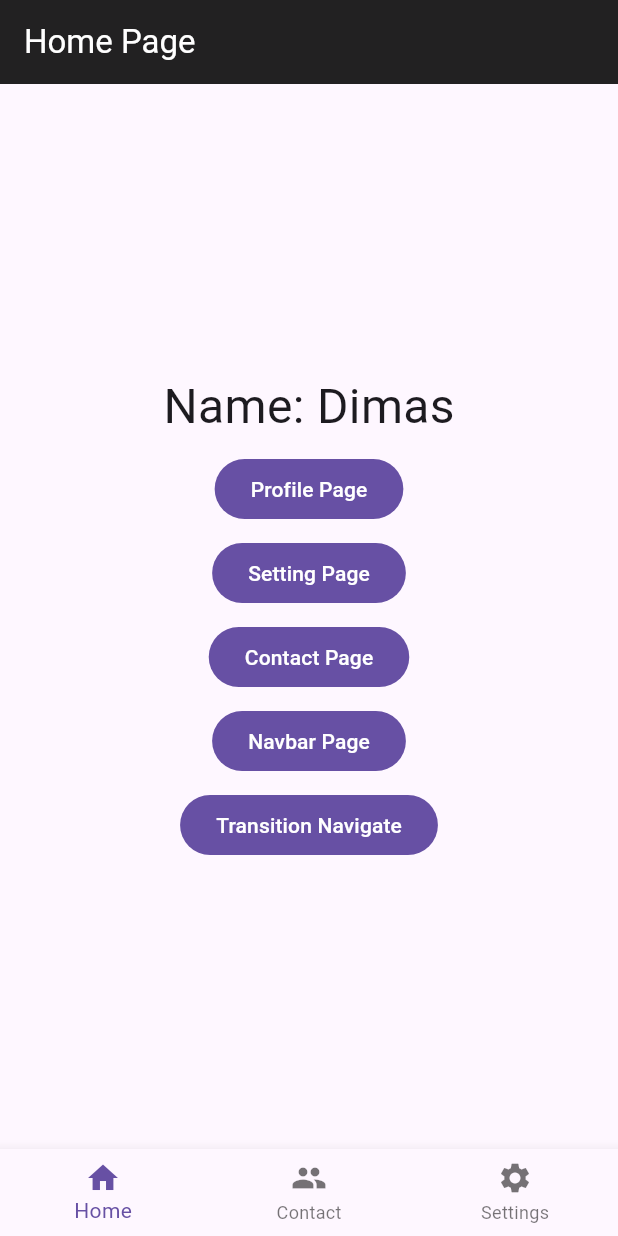
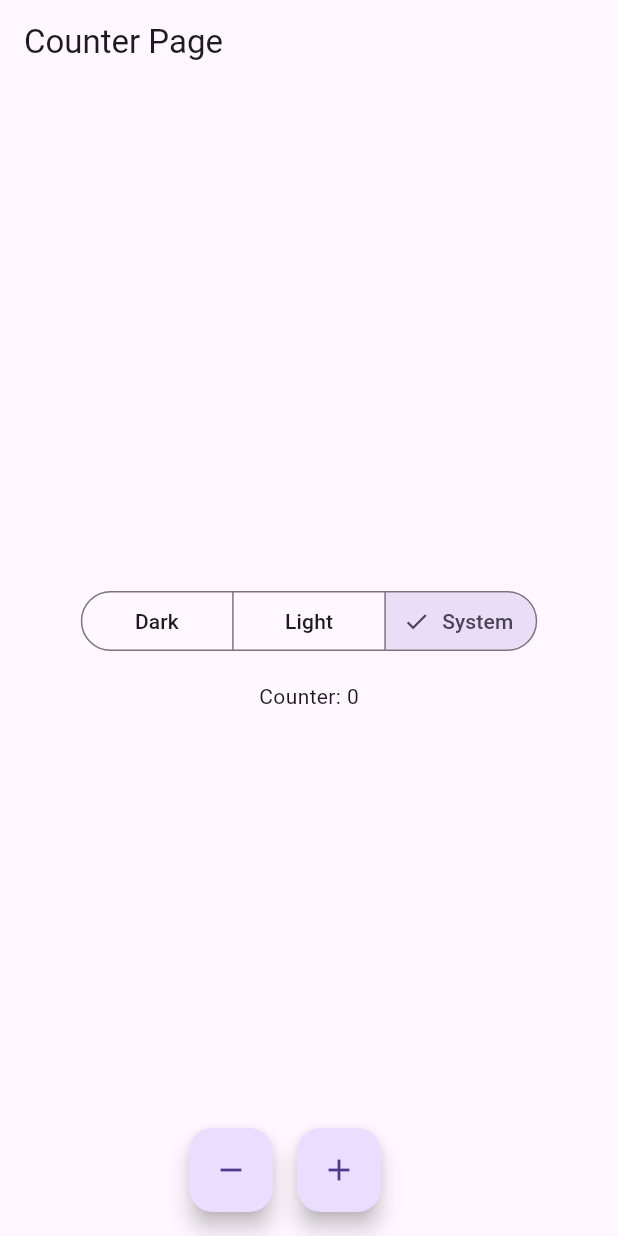
Before and after one commit to nixuiui/flutter_batch_4, a Flutter app: the screen it shows after launch, on a phone screen of 412 x 824 dp. Run offline on Flutter 3.47's test engine with Material 3 defaults, Android fonts, the phone set to English and light mode, and no system bars; our stand-ins replace equatable, flutter_bloc.

Commit message:
feat: using bloc state management

```diff
--- a/lib/main.dart
+++ b/lib/main.dart
@@ -1,4 +1,7 @@
 import 'package:flutter/material.dart';
+import 'package:flutter_batch_4/pages/day6/cubit/setting_cubit.dart';
+import 'package:flutter_batch_4/pages/day6/cubit/setting_state.dart';
+import 'package:flutter_bloc/flutter_bloc.dart';
 
 import 'utils/routes.dart';
 
@@ -11,24 +14,26 @@ class MyApp extends StatelessWidget {
 
   @override
   Widget build(BuildContext context) {
+    return BlocProvider(
+      create: (context) => SettingCubit(),
+      child: BlocBuilder<SettingCubit, SettingState>(
+        builder: (context, state) {
           return MaterialApp(
             title: 'Flutter Demo',
-      themeMode: ThemeMode.dark,
+            themeMode: state.themeMode,
             theme: ThemeData(
+              brightness: Brightness.light,
               useMaterial3: true,
-        appBarTheme: AppBarTheme(
-          backgroundColor: Colors.yellow,
-        )
             ),
             darkTheme: ThemeData(
+              brightness: Brightness.dark,
               useMaterial3: true,
-        appBarTheme: AppBarTheme(
-          backgroundColor: Colors.black87,
-          foregroundColor: Colors.white
-        )
             ),
             routes: routes,
-      initialRoute: AppRoutes.navbar,
+            initialRoute: AppRoutes.counter,
+          );
+        }
+      ),
     );
   }
 }
--- /dev/null
+++ b/lib/pages/day6/counter_page.dart
@@ -0,0 +1,95 @@
+import 'package:flutter/material.dart';
+import 'package:flutter_batch_4/pages/day6/cubit/counter_cubit.dart';
+import 'package:flutter_batch_4/pages/day6/cubit/counter_state.dart';
+import 'package:flutter_batch_4/pages/day6/cubit/setting_cubit.dart';
+import 'package:flutter_batch_4/pages/day6/cubit/setting_state.dart';
+import 'package:flutter_bloc/flutter_bloc.dart';
+
+class CounterPage extends StatefulWidget {
+  const CounterPage({super.key});
+
+  @override
+  State<CounterPage> createState() => _CounterPageState();
+}
+
+class _CounterPageState extends State<CounterPage> {
+
+  final cubit = CounterCubit();
+
+  @override
+  Widget build(BuildContext context) {
+    return Scaffold(
+      appBar: AppBar(
+        title: Text("Counter Page"),
+      ),
+      body: Center(
+        child: Column(
+          mainAxisAlignment: MainAxisAlignment.center,
+          spacing: 16,
+          children: [
+            BlocBuilder<SettingCubit, SettingState>(
+              builder: (context, state) {
+                final settingCubit = context.read<SettingCubit>();
+                return SegmentedButton<ThemeMode>(
+                  segments: [
+                    ButtonSegment<ThemeMode>(
+                      value: ThemeMode.dark,
+                      label: Text("Dark")
+                    ),
+                    ButtonSegment<ThemeMode>(
+                      value: ThemeMode.light,
+                      label: Text("Light")
+                    ),
+                    ButtonSegment<ThemeMode>(
+                      value: ThemeMode.system,
+                      label: Text("System")
+                    ),
+                  ],
+                  selected: {state.themeMode ?? ThemeMode.system},
+                  onSelectionChanged: (v) => settingCubit.setThemeMode(v.first),
+                );
+              }
+            ),
+            BlocBuilder<CounterCubit, CounterState>(
+              bloc: cubit,
+              buildWhen: (p, c) => p.counter != c.counter,
+              builder: (context, state) {
+                return Text(
+                  "Counter: ${state.counter}"
+                );
+              }
+            ),
+            BlocBuilder<CounterCubit, CounterState>(
+              bloc: cubit,
+              buildWhen: (p, c) => p.loading != c.loading,
+              builder: (context, state) {
+                if(state.loading) {
+                  return SizedBox(
+                    width: 20,
+                    height: 20,
+                    child: CircularProgressIndicator()
+                  );
+                }
+                return SizedBox.shrink();
+              }
+            ),
+          ],
+        ),
+      ),
+      floatingActionButton: Row(
+        mainAxisAlignment: MainAxisAlignment.center,
+        spacing: 16,
+        children: [
+          FloatingActionButton(
+            onPressed: () => cubit.decrement(),
+            child: Icon(Icons.remove),
+          ),
+          FloatingActionButton(
+            onPressed: () => cubit.increment(),
+            child: Icon(Icons.add),
+          ),
+        ],
+      ),
+    );
+  }
+}
--- /dev/null
+++ b/lib/pages/day6/cubit/counter_cubit.dart
@@ -0,0 +1,24 @@
+import 'package:flutter_batch_4/pages/day6/cubit/counter_state.dart';
+import 'package:flutter_bloc/flutter_bloc.dart';
+
+class CounterCubit extends Cubit<CounterState> {
+
+  CounterCubit() : super(CounterState());
+
+  void increment() {
+    final newCounter = state.counter + 1;
+    emit(state.copyWith(
+      counter: newCounter,
+      loading: newCounter % 5 == 0
+    ));
+  }
+
+  void decrement() {
+    final newCounter = state.counter - 1;
+    emit(state.copyWith(
+      counter: state.counter - 1,
+      loading: newCounter % 5 == 0
+    ));
+  }
+
+}
--- /dev/null
+++ b/lib/pages/day6/cubit/counter_state.dart
@@ -0,0 +1,25 @@
+import 'package:equatable/equatable.dart';
+
+class CounterState extends Equatable {
+  final int counter;
+  final bool loading;
+
+  const CounterState({
+    this.counter = 0,
+    this.loading = false,
+  });
+
+  CounterState copyWith({
+    int? counter,
+    bool? loading,
+  }) => CounterState(
+    counter: counter ?? this.counter,
+    loading: loading ?? this.loading,
+  );
+
+  @override
+  List<Object?> get props => [
+    counter,
+    loading,
+  ];
+}
--- /dev/null
+++ b/lib/pages/day6/cubit/setting_cubit.dart
@@ -0,0 +1,15 @@
+import 'package:flutter/material.dart';
+import 'package:flutter_batch_4/pages/day6/cubit/setting_state.dart';
+import 'package:flutter_bloc/flutter_bloc.dart';
+
+class SettingCubit extends Cubit<SettingState> {
+
+  SettingCubit() : super(SettingState());
+
+  void setThemeMode(ThemeMode themeMode) {
+    emit(state.copyWith(
+      themeMode: themeMode
+    ));
+  }
+
+}
--- /dev/null
+++ b/lib/pages/day6/cubit/setting_state.dart
@@ -0,0 +1,21 @@
+import 'package:equatable/equatable.dart';
+import 'package:flutter/material.dart';
+
+class SettingState extends Equatable {
+  final ThemeMode? themeMode;
+
+  const SettingState({
+    this.themeMode,
+  });
+
+  SettingState copyWith({
+    ThemeMode? themeMode,
+  }) => SettingState(
+    themeMode: themeMode ?? this.themeMode,
+  );
+
+  @override
+  List<Object?> get props => [
+    themeMode,
+  ];
+}
--- a/lib/utils/routes.dart
+++ b/lib/utils/routes.dart
@@ -3,6 +3,7 @@ import 'package:flutter_batch_4/pages/day5/home_page.dart';
 import 'package:flutter_batch_4/pages/day5/navbar_page.dart';
 import 'package:flutter_batch_4/pages/day5/profile_page.dart';
 import 'package:flutter_batch_4/pages/day5/setting_page.dart';
+import 'package:flutter_batch_4/pages/day6/counter_page.dart';
 
 class AppRoutes {
   static const home = "home";
@@ -10,6 +11,7 @@ class AppRoutes {
   static const profile = "profile";
   static const setting = "setting";
   static const contact = "contact";
+  static const counter = "counter";
 }
 
 final routes = {
@@ -18,4 +20,5 @@ final routes = {
   AppRoutes.profile: (context) => ProfilePage(),
   AppRoutes.setting: (context) => SettingPage(),
   AppRoutes.contact: (context) => ContactPage(),
+  AppRoutes.counter: (context) => CounterPage(),
 };
--- a/pubspec.yaml
+++ b/pubspec.yaml
@@ -34,6 +34,8 @@ dependencies:
   # The following adds the Cupertino Icons font to your application.
   # Use with the CupertinoIcons class for iOS style icons.
   cupertino_icons: ^1.0.8
+  flutter_bloc: ^9.0.0
+  equatable: ^2.0.7
 
 dev_dependencies:
   flutter_test:
```
Also changed, not shown: pubspec.lock. Lines whose indentation alone changed are shown as unchanged.
